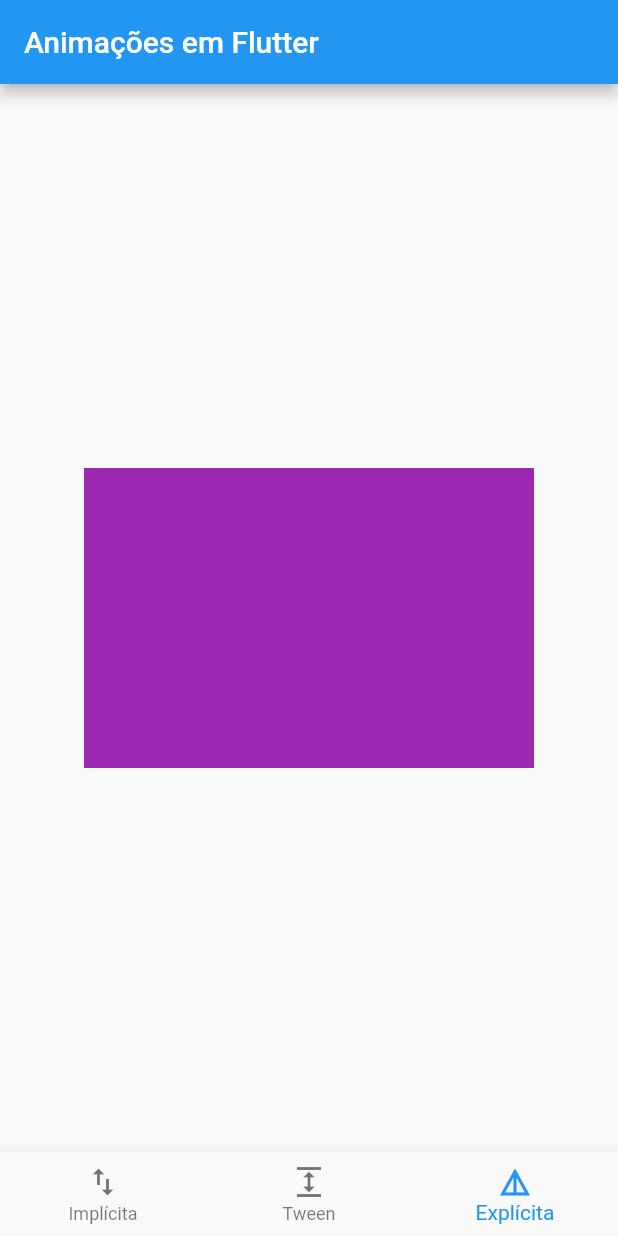
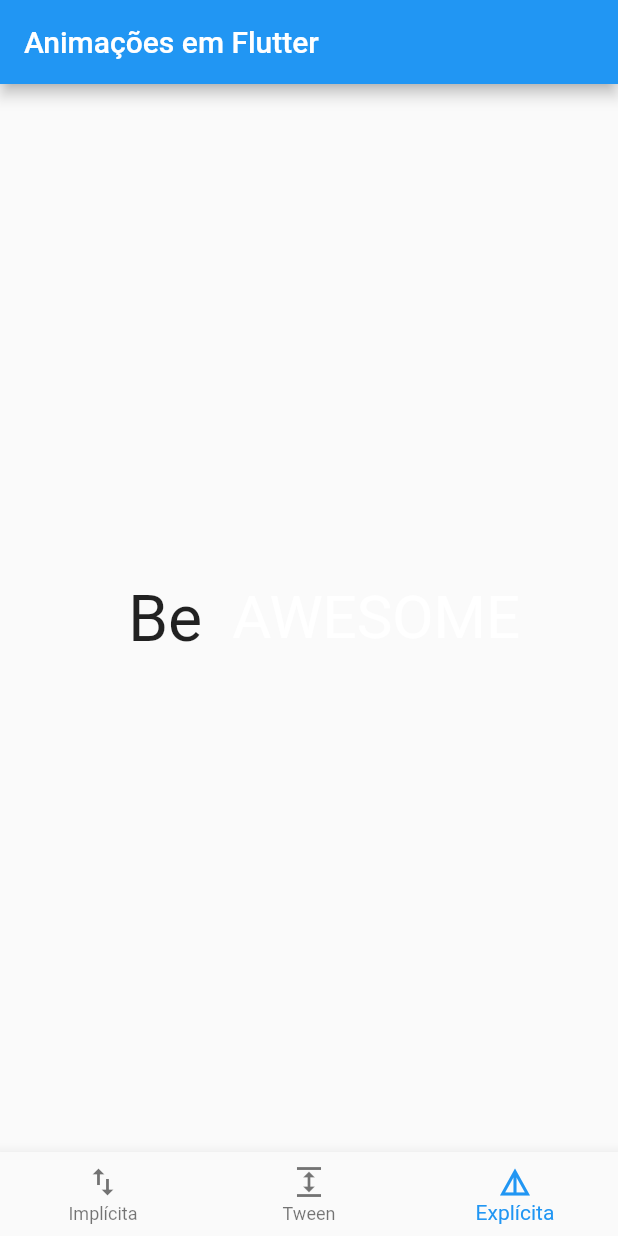
Before and after one commit to JoaoRodriguesRD/flutter-simple-applications, a Flutter app: the screen it shows after launch, item 3 of the bottom bar chosen, on a phone screen of 412 x 824 dp. Run offline on Flutter 3.47's test engine with Material 2 defaults, Android fonts, the phone set to English and light mode, and no system bars; drawn by our look-alikes of animated_text_kit; our stand-ins replace tcard; Roboto replaces fonts that are missing (Horizon).

Commit message:
Issue correction

```diff
--- a/app_simple_animations/lib/animacoes/animacao_explicita.dart
+++ b/app_simple_animations/lib/animacoes/animacao_explicita.dart
@@ -1,4 +1,5 @@
 import 'package:flutter/material.dart';
+import 'package:animated_text_kit/animated_text_kit.dart';
 
 class AnimacaoExplicita extends StatefulWidget {
   const AnimacaoExplicita({Key? key}) : super(key: key);
@@ -7,13 +8,45 @@ class AnimacaoExplicita extends StatefulWidget {
   State<AnimacaoExplicita> createState() => _AnimacaoExplicitaState();
 }
 
+// class _AnimacaoExplicitaState extends State<AnimacaoExplicita> {
+//   @override
+//   Widget build(BuildContext context) {
+//     return Container(
+//       width: 300,
+//       height: 200,
+//       color: Colors.purple.shade500,
+//     );
+//   }
+// }
 class _AnimacaoExplicitaState extends State<AnimacaoExplicita> {
   @override
   Widget build(BuildContext context) {
-    return Container(
-      width: 300,
-      height: 200,
-      color: Colors.purple.shade500,
-    );
+    return Row(
+  mainAxisSize: MainAxisSize.min,
+  children: <Widget>[
+    const SizedBox(width: 20.0, height: 100.0),
+    const Text(
+      'Be',
+      style: TextStyle(fontSize: 43.0),
+    ),
+    const SizedBox(width: 20.0, height: 100.0),
+    DefaultTextStyle(
+      style: const TextStyle(
+        fontSize: 40.0,
+        fontFamily: 'Horizon',
+      ),
+      child: AnimatedTextKit(
+        animatedTexts: [
+          RotateAnimatedText('AWESOME'),
+          RotateAnimatedText('OPTIMISTIC'),
+          RotateAnimatedText('DIFFERENT'),
+        ],
+        onTap: () {
+          print("Tap Event");
+        },
+      ),
+    ),
+  ],
+);
   }
 }
--- a/app_simple_animations/pubspec.yaml
+++ b/app_simple_animations/pubspec.yaml
@@ -29,6 +29,7 @@ environment:
 dependencies:
   flutter:
     sdk: flutter
+  animated_text_kit: ^4.2.2
 
 
   # The following adds the Cupertino Icons font to your application.
```
